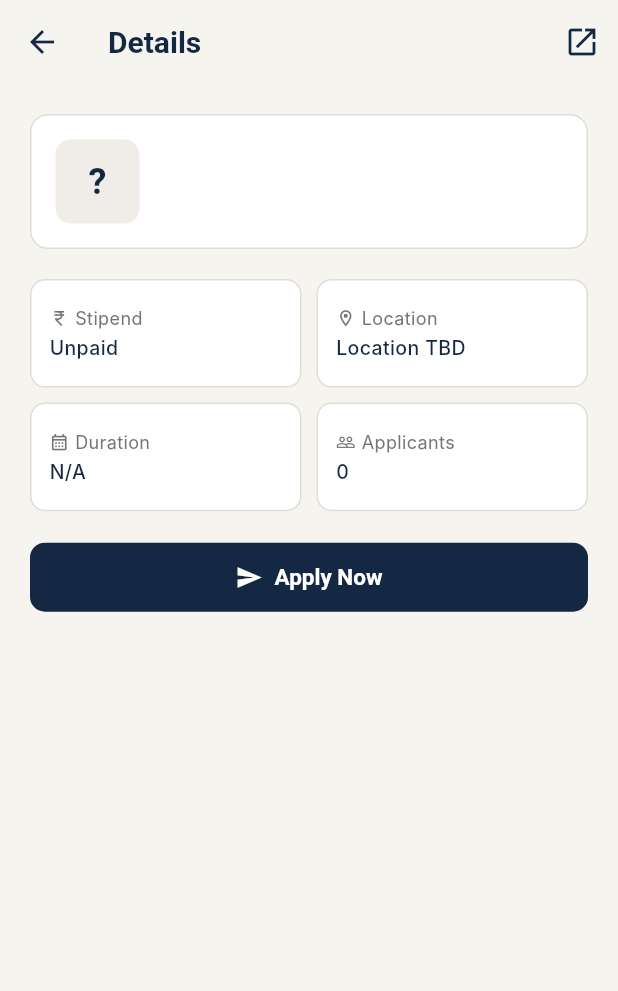
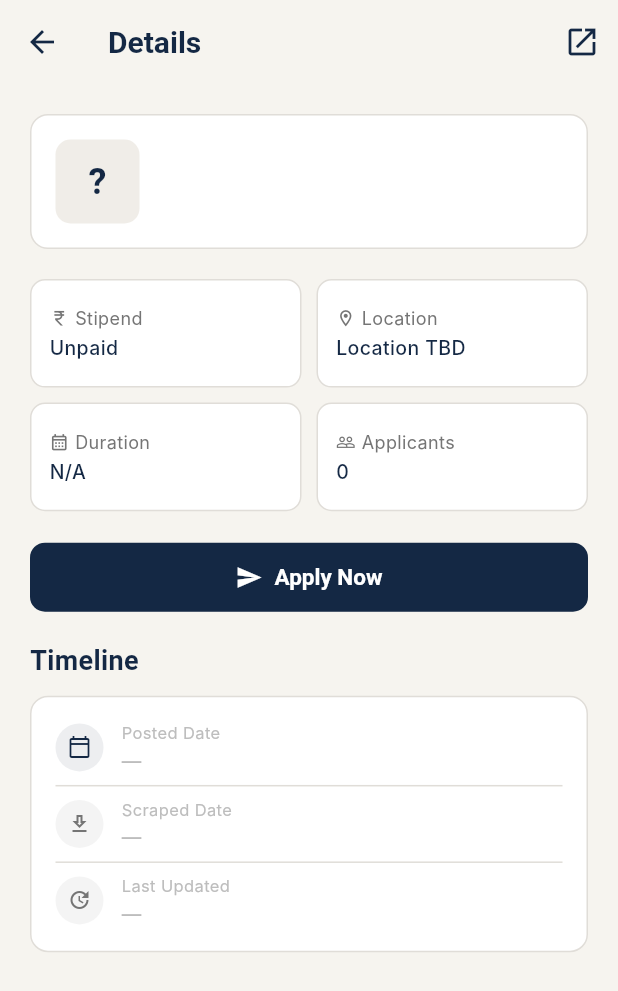
Before and after one commit to SaisagarYT/PersonalJobPortal, a Flutter app: the JobDetailScreen screen opened directly with empty values, on a phone screen of 412 x 824 dp. Shown: the top 991 px of the screen. Run offline on Flutter 3.47's test engine with Material 3 defaults, Android fonts, the phone set to English and light mode, and no system bars; our stand-ins replace dio, flutter_bloc, flutter_secure_storage; accounts and stored records are empty; Roboto replaces fonts that are missing (Inter).

Commit message:
updated opportunity-card and scrapping logic

```diff
--- a/frontend/orbit/lib/features/job_detail/screens/job_detail_screen.dart
+++ b/frontend/orbit/lib/features/job_detail/screens/job_detail_screen.dart
@@ -108,11 +108,94 @@ class JobDetailScreen extends StatelessWidget {
                   child: Text(s, style: AppTextStyles.labelMedium.copyWith(color: AppColors.navy)),
                 )).toList(),
               ),
-              const SizedBox(height: 80),
+              const SizedBox(height: 20),
             ],
+
+            // Timeline section
+            Text('Timeline', style: AppTextStyles.h3),
+            const SizedBox(height: 12),
+            Container(
+              padding: const EdgeInsets.all(16),
+              decoration: BoxDecoration(
+                color: AppColors.white,
+                borderRadius: BorderRadius.circular(12),
+                border: Border.all(color: AppColors.border),
+              ),
+              child: Column(
+                children: [
+                  _timelineRow(
+                    icon: Icons.calendar_today_outlined,
+                    label: 'Posted Date',
+                    value: Opportunity.fmtDate(o.postedDate),
+                    color: AppColors.navy,
+                  ),
+                  const Divider(height: 16),
+                  _timelineRow(
+                    icon: Icons.download_outlined,
+                    label: 'Scraped Date',
+                    value: Opportunity.fmtDate(o.fetchedAt),
+                    color: AppColors.grey600,
+                  ),
+                  if (o.deadline != null && o.deadline!.isNotEmpty) ...[
+                    const Divider(height: 16),
+                    _timelineRow(
+                      icon: Icons.event_busy_outlined,
+                      label: 'Application Deadline',
+                      value: Opportunity.fmtDate(o.deadline),
+                      color: AppColors.red,
+                    ),
+                  ],
+                  const Divider(height: 16),
+                  _timelineRow(
+                    icon: Icons.update_outlined,
+                    label: 'Last Updated',
+                    value: Opportunity.fmtDate(o.lastUpdated),
+                    color: AppColors.grey600,
+                    isLast: true,
+                  ),
+                ],
+              ),
+            ),
+            const SizedBox(height: 80),
           ],
         ),
       ),
+    );
+  }
+
+  Widget _timelineRow({
+    required IconData icon,
+    required String label,
+    required String value,
+    required Color color,
+    bool isLast = false,
+  }) {
+    return Row(
+      children: [
+        Container(
+          width: 32,
+          height: 32,
+          decoration: BoxDecoration(
+            color: color.withAlpha(20),
+            shape: BoxShape.circle,
+          ),
+          child: Icon(icon, size: 16, color: color),
+        ),
+        const SizedBox(width: 12),
+        Expanded(
+          child: Column(
+            crossAxisAlignment: CrossAxisAlignment.start,
+            children: [
+              Text(label,
+                  style: AppTextStyles.bodySmall.copyWith(color: AppColors.grey400, fontSize: 11)),
+              const SizedBox(height: 2),
+              Text(value,
+                  style: AppTextStyles.labelMedium.copyWith(
+                      color: value == '—' ? AppColors.grey400 : color)),
+            ],
+          ),
+        ),
+      ],
     );
   }
 
--- a/frontend/orbit/lib/shared/models/opportunity.dart
+++ b/frontend/orbit/lib/shared/models/opportunity.dart
@@ -49,6 +49,7 @@ class Opportunity {
   final String applyUrl;
   final String? postedDate;
   final String fetchedAt;
+  final String? lastUpdated;
 
   const Opportunity({
     required this.id,
@@ -77,6 +78,7 @@ class Opportunity {
     required this.applyUrl,
     this.postedDate,
     required this.fetchedAt,
+    this.lastUpdated,
   });
 
   /// Parses the flat row shape returned by wishlist/application join queries
@@ -171,7 +173,20 @@ class Opportunity {
       applyUrl: application?['apply_url']?.toString() ?? json['apply_url']?.toString() ?? '',
       postedDate: json['posted_date']?.toString(),
       fetchedAt: json['fetched_at']?.toString() ?? '',
+      lastUpdated: json['last_updated']?.toString(),
     );
+  }
+
+  /// Format any ISO date string to "5 Jul 2026" or "—" if null
+  static String fmtDate(String? iso) {
+    if (iso == null || iso.isEmpty) return '—';
+    try {
+      final d = DateTime.parse(iso).toLocal();
+      const months = ['Jan','Feb','Mar','Apr','May','Jun','Jul','Aug','Sep','Oct','Nov','Dec'];
+      return '${d.day} ${months[d.month - 1]} ${d.year}';
+    } catch (_) {
+      return '—';
+    }
   }
 
   String get salaryDisplay {
```
Also changed, not shown: frontend/orbit/lib/features/feed/widgets/opportunity_card.dart (+56 -0 lines).
